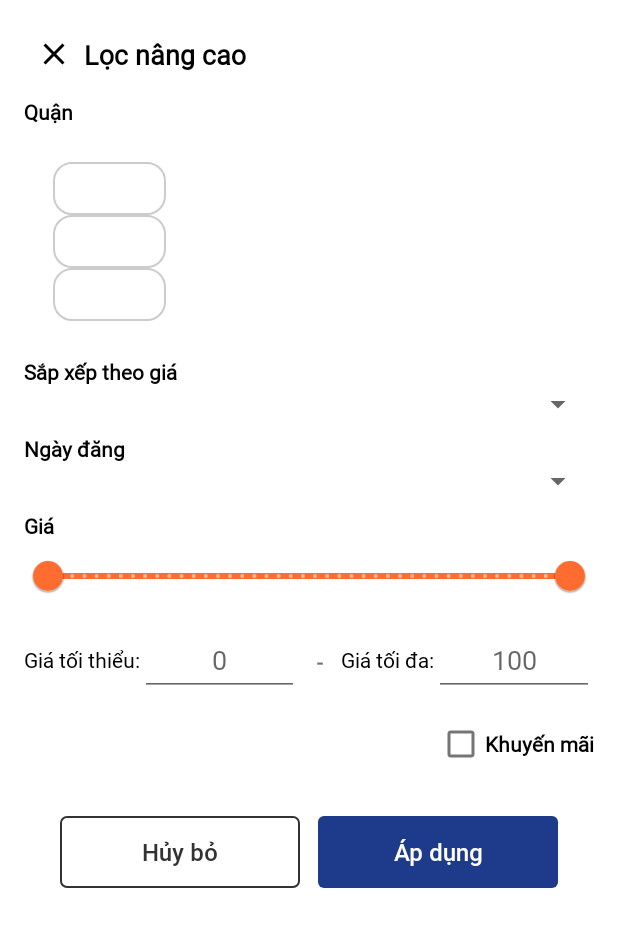
After one commit to levietanh2003/NextLife, an Android app: the layout fragment_filter_advanced.xml on its own in the app's theme, with its tools: preview values and no code run, on a phone screen of 412 x 824 dp. The commit adds this screen. Shown: the top 927 px of the screen. Run offline under Robolectric (Android 15) with nearby library versions, the phone set to English and light mode, and no system bars.

Commit message:
Add: BottomSheet Advanced

```diff
--- a/app/src/main/java/com/fatherofapps/androidbase/data/repositories/PostFeaturedRepository.kt
+++ b/app/src/main/java/com/fatherofapps/androidbase/data/repositories/PostFeaturedRepository.kt
@@ -1,8 +1,6 @@
 package com.fatherofapps.androidbase.data.repositories
 
-import android.util.Log
 import com.fatherofapps.androidbase.base.network.NetworkResult
-import com.fatherofapps.androidbase.data.models.PostData
 import com.fatherofapps.androidbase.data.services.PostFeatureRemoteService
 import com.fatherofapps.androidbase.data.services.ProductLocalService
 import com.fatherofapps.androidbase.di.IoDispatcher
@@ -20,14 +18,15 @@ class PostFeaturedRepository @Inject constructor(
         when (val result = postFeaturedRemoteService.getAllPostFeatured()) {
             is NetworkResult.Success -> {
                 // Giả sử result.data là PromotionalPostResponse, trong đó chứa danh sách PromotionalPost
-//                val featuredPostResponse = result.data.data.data
+                val featuredPostResponse = result.data.data.data
 //
 //                val productEntities = featuredPostResponse.map { product -> product.toProductEntity() }
 //                productLocalService.insertProducts(productEntities)
                 // lay du lieu tu database SQLite
-                val fetchProductDatabase = productLocalService.getProductsWithNotNullFixPrice().map { to -> to.toPromotionalPost() }
-                Log.d("PostFeatureRepo", "Converted ProductEntities: $fetchProductDatabase")
-                fetchProductDatabase
+//                val fetchProductDatabase = productLocalService.getProductsWithNotNullFixPrice().map { to -> to.toPromotionalPost() }
+//                Log.d("PostFeatureRepo", "Converted ProductEntities: $fetchProductDatabase")
+//                fetchProductDatabase
+                featuredPostResponse
             }
             is NetworkResult.Error -> {
                 throw result.exception
--- a/app/src/main/java/com/fatherofapps/androidbase/data/repositories/PostPromotionalRepository.kt
+++ b/app/src/main/java/com/fatherofapps/androidbase/data/repositories/PostPromotionalRepository.kt
@@ -20,14 +20,14 @@ class PostPromotionalRepository @Inject constructor(
             is NetworkResult.Success -> {
                 val promotionalPosts = result.data.data.data
                 // Tạo ProductEntity từ dữ liệu API và lưu vào database
-                val productEntities = promotionalPosts.map { product -> product.toProductEntity() }
-                // doc du lieu tu database len SQLite
-                val productDataBase = productLocalService.getProductsWithNotNullFixPrice().map { to -> to.toPromotionalPost() }
-                Log.d("PostPromotionalRepo", "Converted ProductEntities: $productDataBase")
+//                val productEntities = promotionalPosts.map { product -> product.toProductEntity() }
+//                // doc du lieu tu database len SQLite
+//                val productDataBase = productLocalService.getProductsWithNotNullFixPrice().map { to -> to.toPromotionalPost() }
+//                Log.d("PostPromotionalRepo", "Converted ProductEntities: $productDataBase")
 //
 //                productLocalService.insertProducts(productEntities)
-//                promotionalPosts
-                productDataBase
+                promotionalPosts
+//                productDataBase
             }
             is NetworkResult.Error -> {
                 throw result.exception
--- a/app/src/main/java/com/fatherofapps/androidbase/data/repositories/ProductRepository.kt
+++ b/app/src/main/java/com/fatherofapps/androidbase/data/repositories/ProductRepository.kt
@@ -2,29 +2,33 @@ package com.fatherofapps.androidbase.data.repositories
 
 import com.fatherofapps.androidbase.data.database.entities.ProductEntity
 import com.fatherofapps.androidbase.data.services.ProductLocalService
+import com.fatherofapps.androidbase.di.IoDispatcher
+import kotlinx.coroutines.CoroutineDispatcher
+import kotlinx.coroutines.withContext
 import javax.inject.Inject
 
 class ProductRepository @Inject constructor(
-    private val productLocalService: ProductLocalService
+    private val productLocalService: ProductLocalService,
+    @IoDispatcher private val dispatcher: CoroutineDispatcher
 
 
 ) {
     // Hàm để lưu sản phẩm vào database
-    suspend fun insertProducts(products: List<ProductEntity>) {
+    suspend fun insertProducts(products: List<ProductEntity>)  = withContext(dispatcher) {
         productLocalService.insertProducts(products) // Gọi DAO để lưu danh sách sản phẩm
     }
     // Thêm sản phẩm
-    suspend fun insertProduct(product: ProductEntity) {
+    suspend fun insertProduct(product: ProductEntity)  = withContext(dispatcher) {
         productLocalService.insertProduct(product)
     }
 
     // Thêm sản phẩm khuyến mãi
-    suspend fun insertPromotionalPosts(posts: List<ProductEntity>) {
+    suspend fun insertPromotionalPosts(posts: List<ProductEntity>) = withContext(dispatcher)  {
         productLocalService.insertPromotionalPosts(posts)
     }
 
     // Thêm sản phẩm nổi bật
-    suspend fun insertFeaturedPosts(posts: List<ProductEntity>) {
+    suspend fun insertFeaturedPosts(posts: List<ProductEntity>)  = withContext(dispatcher) {
         productLocalService.insertFeaturedPosts(posts)
     }
 }
--- a/app/src/main/java/com/fatherofapps/androidbase/ui/details/FullScreenImageDialogFragment.kt
+++ b/app/src/main/java/com/fatherofapps/androidbase/ui/details/FullScreenImageDialogFragment.kt
@@ -9,7 +9,6 @@ import android.widget.ImageView
 import androidx.fragment.app.DialogFragment
 import com.bumptech.glide.Glide
 import com.fatherofapps.androidbase.R
-import dagger.hilt.android.AndroidEntryPoint
 
 
 class FullScreenImageDialogFragment : DialogFragment() {
--- a/app/src/main/java/com/fatherofapps/androidbase/ui/search/SearchFragment.kt
+++ b/app/src/main/java/com/fatherofapps/androidbase/ui/search/SearchFragment.kt
@@ -15,6 +15,7 @@ import com.fatherofapps.androidbase.adapter.ProductHorizontalAdapter
 import com.fatherofapps.androidbase.base.fragment.BaseFragment
 import com.fatherofapps.androidbase.data.models.PromotionalPost
 import com.fatherofapps.androidbase.databinding.FragmentSearchBinding
+import com.fatherofapps.androidbase.ui.search.dialog.FilterAdvancedBottomSheetFragment
 import com.fatherofapps.androidbase.ui.search.dialog.FilterAreaBottomSheetFragment
 import com.fatherofapps.androidbase.ui.search.dialog.FilterPriceBottomSheetFragment
 import dagger.hilt.android.AndroidEntryPoint
@@ -88,6 +89,10 @@ class SearchFragment : BaseFragment() {
             openBottomSheetFilterPrice()
         }
 
+        dataBinding.btnFilterAdvanced.setOnClickListener {
+
+        }
+
 
         dataBinding.btnFilterArea.setOnClickListener {
             openBottomSheetFilterArea()
@@ -101,8 +106,8 @@ class SearchFragment : BaseFragment() {
         registerAllExceptionEvent(viewModel, viewLifecycleOwner)
         registerObserverLoadingEvent(viewModel, viewLifecycleOwner)
 
-        dataBinding.spinnerCategory.setOnClickListener {
-
+        dataBinding.btnFilterAdvanced.setOnClickListener {
+            openBottomSheetFilterAdvanced()
         }
 
         viewModel.getPost.observe(viewLifecycleOwner) { posFilter ->
@@ -129,6 +134,11 @@ class SearchFragment : BaseFragment() {
 
     private fun openBottomSheetFilterPrice() {
         val bottomSheetFragment = FilterPriceBottomSheetFragment()
+        bottomSheetFragment.show(parentFragmentManager, bottomSheetFragment.tag)
+    }
+
+    private fun openBottomSheetFilterAdvanced() {
+        val bottomSheetFragment = FilterAdvancedBottomSheetFragment()
         bottomSheetFragment.show(parentFragmentManager, bottomSheetFragment.tag)
     }
 
--- /dev/null
+++ b/app/src/main/java/com/fatherofapps/androidbase/ui/search/dialog/FilterAdvancedBottomSheetFragment.kt
@@ -0,0 +1,87 @@
+package com.fatherofapps.androidbase.ui.search.dialog
+
+import android.os.Bundle
+import android.view.LayoutInflater
+import android.view.View
+import android.view.ViewGroup
+import android.widget.ArrayAdapter
+import androidx.recyclerview.widget.LinearLayoutManager
+import androidx.recyclerview.widget.RecyclerView
+import com.fatherofapps.androidbase.R
+import com.fatherofapps.androidbase.adapter.DistrictFilterAdapter
+import com.fatherofapps.androidbase.databinding.FragmentFilterAdvancedBinding
+import com.google.android.material.bottomsheet.BottomSheetDialogFragment
+
+class FilterAdvancedBottomSheetFragment : BottomSheetDialogFragment() {
+    private var _binding: FragmentFilterAdvancedBinding? = null
+    private val binding get() = _binding!!
+    private var address: String? = null
+
+    private lateinit var recyclerView: RecyclerView
+    private lateinit var districtsFilterAdapter: DistrictFilterAdapter
+
+    val districts = listOf(
+        "Quận 1",
+        "Quận 2",
+        "Quận 3",
+        "Quận 4",
+        "Quận 5",
+        "Quận 6",
+        "Quận 7",
+        "Quận 8",
+        "Quận 9",
+        "Quận 10",
+        "Quận 11",
+        "Quận 12",
+        "Tân Bình",
+        "Bình Tân",
+        "Gò Vấp",
+        "Phú Nhuận",
+        "Thủ Đức"
+    )
+
+    override fun onCreateView(
+        inflater: LayoutInflater, container: ViewGroup?,
+        savedInstanceState: Bundle?
+    ): View {
+        _binding = FragmentFilterAdvancedBinding.inflate(inflater, container, false)
+        return binding.root
+    }
+
+    override fun onViewCreated(view: View, savedInstanceState: Bundle?) {
+        super.onViewCreated(view, savedInstanceState)
+
+        recyclerView = view.findViewById(R.id.recyclerViewFilterAdvanced)
+        // Danh sách các danh mục
+        districtsFilterAdapter = DistrictFilterAdapter(districts) { selectedDistrict ->
+            updateSelectedArea(selectedDistrict) // Cập nhật quận đã chọn
+        }
+        // Thiết lập layout manager
+        recyclerView.layoutManager = LinearLayoutManager(requireContext(), LinearLayoutManager.HORIZONTAL, false)
+        recyclerView.adapter = districtsFilterAdapter
+
+        // Setting up the Spinner with hardcoded values
+        val priceSortOptions = arrayOf("Giá cao", "Giá thấp")
+        val adapterPriceSort = ArrayAdapter(requireContext(), android.R.layout.simple_spinner_item, priceSortOptions)
+        adapterPriceSort.setDropDownViewResource(android.R.layout.simple_spinner_dropdown_item)
+        binding.sortByPriceSpinner.adapter = adapterPriceSort
+
+        // setting up the Spinner with by created
+        val createdDayOptions = arrayOf("1 giờ", "1 ngày", "1 Tháng", "3 tháng")
+        val adapterCreatedDay = ArrayAdapter(requireContext(), android.R.layout.simple_spinner_item, createdDayOptions)
+        adapterCreatedDay.setDropDownViewResource(android.R.layout.simple_spinner_dropdown_item)
+        binding.sortByCreatedSpinner.adapter = adapterCreatedDay
+
+    }
+
+    private fun updateSelectedArea(selectedArea: String) {
+        address = selectedArea
+    }
+
+    override fun onDestroyView() {
+        super.onDestroyView()
+        _binding = null
+    }
+
+
+}
--- /dev/null
+++ b/app/src/main/res/layout/fragment_filter_advanced.xml
@@ -0,0 +1,231 @@
+<!-- bottom_sheet_filter.xml -->
+<layout xmlns:android="http://schemas.android.com/apk/res/android"
+    xmlns:app="http://schemas.android.com/apk/res-auto"
+    xmlns:tools="http://schemas.android.com/tools">
+
+    <data>
+        <variable
+            name="viewModel"
+            type="com.fatherofapps.androidbase.ui.search.SearchViewModel" />
+    </data>
+
+    <ScrollView
+        android:layout_width="match_parent"
+        android:layout_height="wrap_content"
+        android:orientation="vertical"
+        android:padding="8dp">
+
+        <LinearLayout
+            android:layout_width="match_parent"
+            android:layout_height="wrap_content"
+            android:orientation="vertical"
+            android:padding="8dp">
+
+            <LinearLayout
+                android:layout_width="match_parent"
+                android:layout_height="wrap_content"
+                android:gravity="center_vertical"
+                android:orientation="horizontal"
+                android:padding="8dp">
+
+                <ImageView
+                    android:id="@+id/iv_Close"
+                    android:layout_width="24dp"
+                    android:layout_height="24dp"
+                    android:src="@drawable/ic_close" />
+
+                <TextView
+                    android:id="@+id/tvTitle"
+                    android:layout_width="wrap_content"
+                    android:layout_height="wrap_content"
+                    android:layout_gravity="center_vertical"
+                    android:layout_marginStart="8dp"
+                    android:fontFamily="@font/roboto_regular"
+                    android:text="Lọc nâng cao"
+                    android:textColor="@color/black"
+                    android:textSize="18sp"
+                    android:textStyle="bold" /> <!-- Thêm khoảng cách giữa ImageView và TextView -->
+            </LinearLayout>
+
+            <!-- Type -->
+            <TextView
+                android:layout_width="wrap_content"
+                android:layout_height="wrap_content"
+                android:layout_marginTop="8dp"
+                android:fontFamily="@font/roboto_regular"
+                android:text="Quận"
+                android:textColor="@color/black"
+                android:textSize="14sp"
+                android:textStyle="bold" />
+            <LinearLayout
+                android:layout_width="match_parent"
+                android:layout_height="wrap_content"
+                android:background="#ffff"
+                android:gravity="center_vertical"
+                android:orientation="vertical"
+                android:padding="8dp">
+
+                <androidx.recyclerview.widget.RecyclerView
+                    android:id="@+id/recyclerViewFilterAdvanced"
+                    android:layout_width="match_parent"
+                    android:layout_height="wrap_content"
+                    android:layout_marginTop="8dp"
+                    android:padding="8dp"
+                    tools:listitem="@layout/item_district"
+                    android:clipToPadding="false"
+                    android:scrollbars="horizontal"
+                    app:layoutManager="LinearLayoutManager"/>
+            </LinearLayout>
+
+            <!-- Sort By Price -->
+            <TextView
+                android:layout_width="wrap_content"
+                android:layout_height="wrap_content"
+                android:layout_marginTop="8dp"
+                android:fontFamily="@font/roboto_regular"
+                android:text="Sắp xếp theo giá"
+                android:textColor="@color/black"
+                android:textSize="14sp"
+                android:textStyle="bold" />
+            <Spinner
+                android:id="@+id/sortByPriceSpinner"
+                android:layout_width="match_parent"
+                android:layout_height="wrap_content" />
+
+            <!-- Sort By Created -->
+            <TextView
+                android:layout_width="wrap_content"
+                android:layout_height="wrap_content"
+                android:layout_marginTop="8dp"
+                android:fontFamily="@font/roboto_regular"
+                android:text="Ngày đăng"
+                android:textColor="@color/black"
+                android:textSize="14sp"
+                android:textStyle="bold" />
+            <Spinner
+                android:id="@+id/sortByCreatedSpinner"
+                android:layout_width="match_parent"
+                android:layout_height="wrap_content" />
+
+            <TextView
+                android:layout_width="wrap_content"
+                android:layout_height="wrap_content"
+                android:layout_marginTop="8dp"
+                android:fontFamily="@font/roboto_regular"
+                android:text="Giá"
+                android:textColor="@color/black"
+                android:textSize="14sp"
+                android:textStyle="bold" />
+            <com.google.android.material.slider.RangeSlider
+                android:id="@+id/price_range_slider"
+                android:layout_width="match_parent"
+                android:layout_height="wrap_content"
+                android:stepSize="1"
+                android:valueFrom="0"
+                app:values="@array/rangeSliderValues"
+                android:valueTo="100"
+                app:thumbTint="@color/color_main"
+                app:trackTint="@color/blue_light" />
+
+            <!-- Min-Max Price inputs -->
+            <LinearLayout
+                android:layout_width="match_parent"
+                android:layout_height="wrap_content"
+                android:orientation="horizontal"
+                android:layout_marginTop="8dp">
+
+                <TextView
+                    android:layout_width="wrap_content"
+                    android:layout_height="wrap_content"
+                    android:text="Giá tối thiểu:"
+                    android:fontFamily="@font/roboto_regular"
+                    android:textColor="@color/black"
+                    android:layout_gravity="center_vertical" />
+
+                <EditText
+                    android:id="@+id/min_price"
+                    android:layout_width="0dp"
+                    android:layout_height="48dp"
+                    android:layout_weight="1"
+                    android:padding="8dp"
+                    android:gravity="center"
+                    android:textColor="@color/black"
+                    android:fontFamily="@font/roboto_regular"
+                    android:hint="0"
+                    android:inputType="numberDecimal" />
+
+                <TextView
+                    android:layout_width="wrap_content"
+                    android:layout_height="wrap_content"
+                    android:text=" - "
+                    android:textStyle="bold"
+                    android:gravity="center"
+                    android:layout_marginHorizontal="8dp" />
+
+                <TextView
+                    android:layout_width="wrap_content"
+                    android:layout_height="wrap_content"
+                    android:text="Giá tối đa:"
+                    android:fontFamily="@font/roboto_regular"
+                    android:textColor="@color/black"
+                    android:layout_gravity="center_vertical" />
+
+                <EditText
+                    android:id="@+id/max_price"
+                    android:layout_width="0dp"
+                    android:fontFamily="@font/roboto_regular"
+                    android:textColor="@color/black"
+                    android:gravity="center"
+                    android:layout_height="48dp"
+                    android:padding="8dp"
+                    android:layout_weight="1"
+                    android:hint="100"
+                    android:inputType="numberDecimal" />
+            </LinearLayout>
+            <!-- Has Promotion -->
+            <CheckBox
+                android:id="@+id/hasPromotionCheckbox"
+                android:layout_width="wrap_content"
+                android:layout_height="wrap_content"
+                android:layout_gravity="end"
+                android:layout_marginTop="8dp"
+                android:fontFamily="@font/roboto_regular"
+                android:gravity="center"
+                android:text="Khuyến mãi"
+                android:textColor="@color/black"
+                android:textSize="14sp"
+                android:textStyle="bold" />
+
+            <!-- Apply Button -->
+            <LinearLayout
+                android:id="@+id/linearLayout2"
+                android:layout_width="match_parent"
+                android:layout_height="wrap_content"
+                android:layout_margin="24dp"
+                android:orientation="horizontal"
+                tools:layout_editor_absoluteX="24dp">
+
+                <androidx.appcompat.widget.AppCompatButton
+                    android:id="@+id/btnNegative"
+                    style="@style/button_style_normal"
+                    android:layout_width="0dp"
+                    android:layout_height="wrap_content"
+                    android:layout_marginEnd="6dp"
+                    android:layout_weight="1"
+                    android:text="Hủy bỏ"
+                    android:textAllCaps="false" />
+
+                <androidx.appcompat.widget.AppCompatButton
+                    android:id="@+id/btnPositive"
+                    style="@style/cta_button_style"
+                    android:layout_width="0dp"
+                    android:layout_height="wrap_content"
+                    android:layout_marginStart="6dp"
+                    android:layout_weight="1"
+                    android:text="Áp dụng"
+                    android:textAllCaps="false" />
+            </LinearLayout>
+
+        </LinearLayout>
+    </ScrollView>
+</layout>
--- a/app/src/main/res/layout/fragment_search.xml
+++ b/app/src/main/res/layout/fragment_search.xml
@@ -78,6 +78,7 @@
 
                 <!-- Thanh lọc -->
                 <LinearLayout
+                    android:id="@+id/btn_filter_Advanced"
                     android:layout_width="wrap_content"
                     android:layout_height="wrap_content"
                     android:layout_marginLeft="8dp"
```
